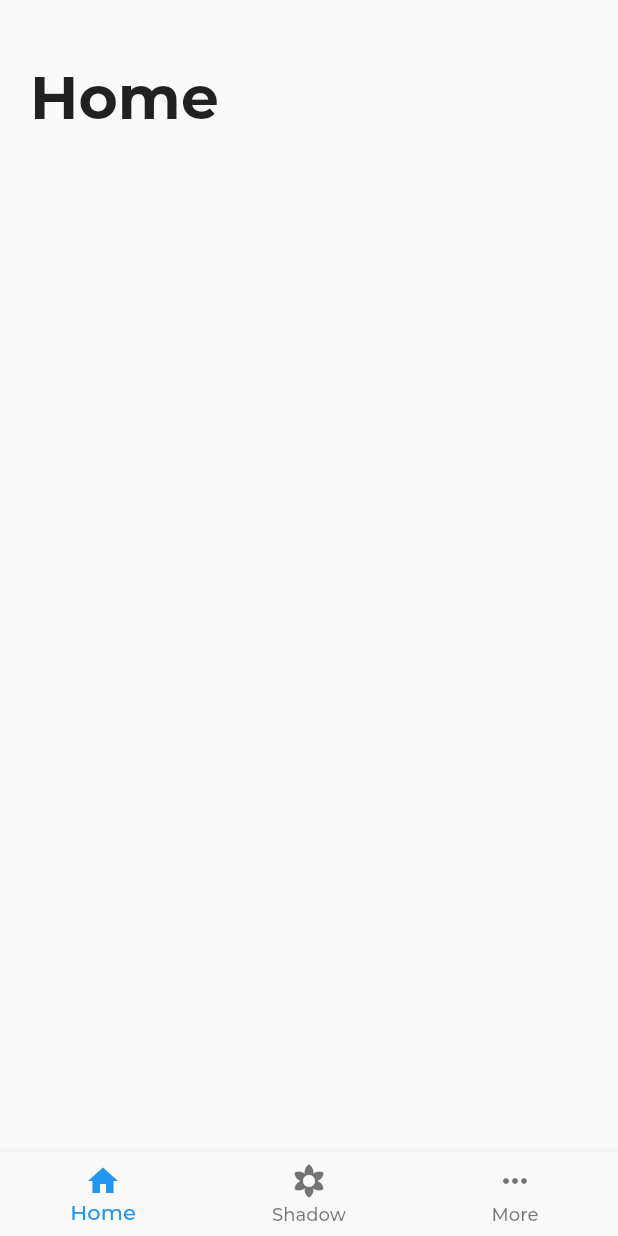
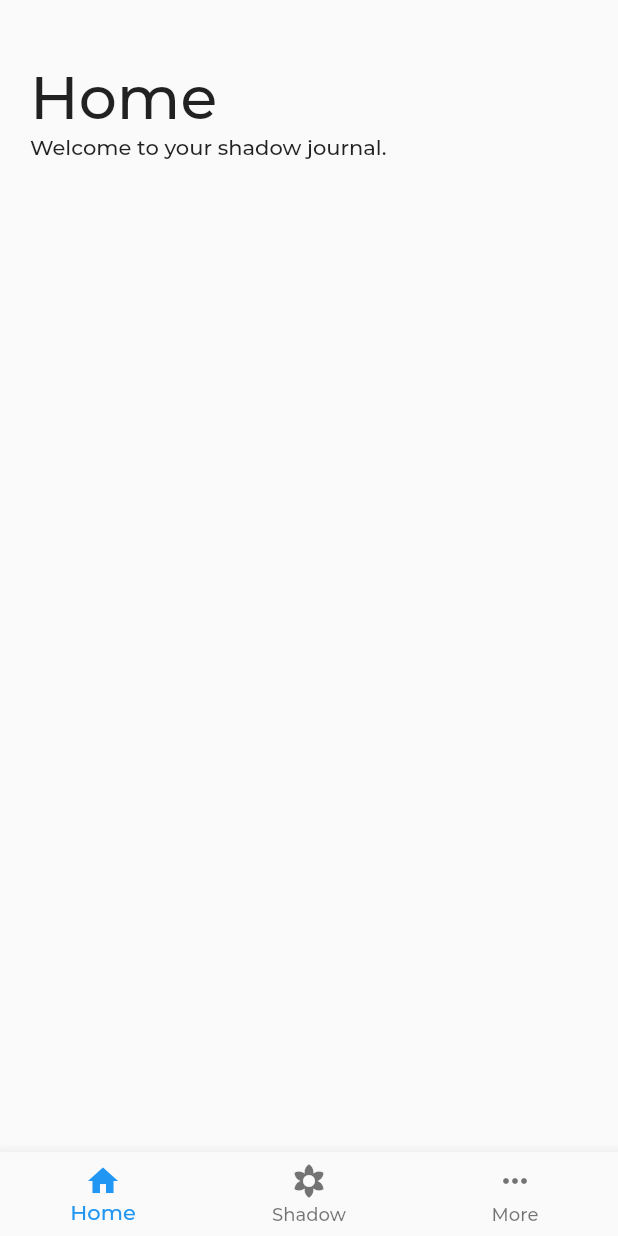
Before and after one commit to sarkarshuvojit/shadow-journal-flutter, a Flutter app: the screen it shows after launch, on a phone screen of 412 x 824 dp. Run offline on Flutter 3.47's test engine with Material 2 defaults, Android fonts, the phone set to English and light mode, and no system bars.

Commit message:
(wip) subtitle added

```diff
--- a/lib/base_layout.dart
+++ b/lib/base_layout.dart
@@ -28,7 +28,9 @@ class _BaseLayoutState extends State<BaseLayout> {
 
   @override
   Widget build(BuildContext context) {
-    SystemChrome.setSystemUIOverlayStyle(SystemUiOverlayStyle());
+    SystemChrome.setSystemUIOverlayStyle(SystemUiOverlayStyle(
+      statusBarColor: Colors.blue
+    ));
 
     return Scaffold(
       body: Center(
--- a/lib/main.dart
+++ b/lib/main.dart
@@ -28,7 +28,7 @@ class MyApp extends StatelessWidget {
         // the app on. For desktop platforms, the controls will be smaller and
         // closer together (more dense) than on mobile platforms.
         visualDensity: VisualDensity.adaptivePlatformDensity,
-        fontFamily: 'Montserrat'
+        fontFamily: 'Montserrat',
       ),
       home: BaseLayout(),
     );
--- a/lib/views/home.dart
+++ b/lib/views/home.dart
@@ -8,8 +8,16 @@ class HomeView extends StatelessWidget {
       child: Row(
         children: <Widget>[
           Column(
+            crossAxisAlignment: CrossAxisAlignment.start,
             children: <Widget>[
-              Text('Home', style: TextStyle(fontSize: 40, fontWeight: FontWeight.bold),),
+              Text(
+                'Home',
+                style: TextStyle(
+                  fontSize: 40,
+                  // fontWeight: FontWeight.bold,
+                ),
+              ),
+              Text('Welcome to your shadow journal.')
             ],
           ),
         ],
```
